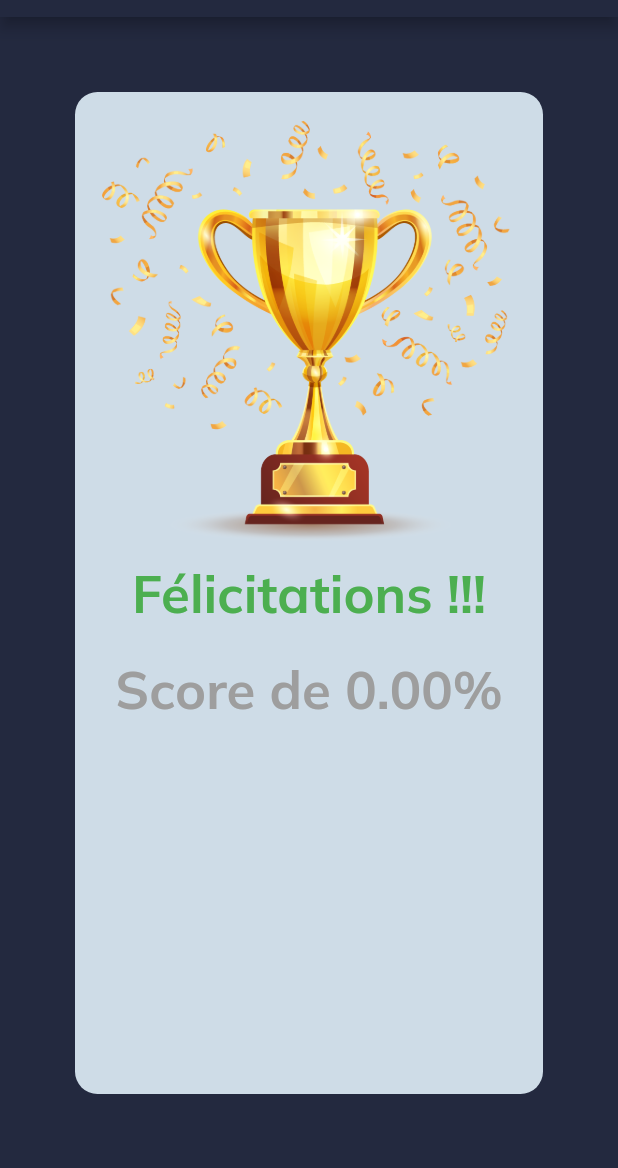
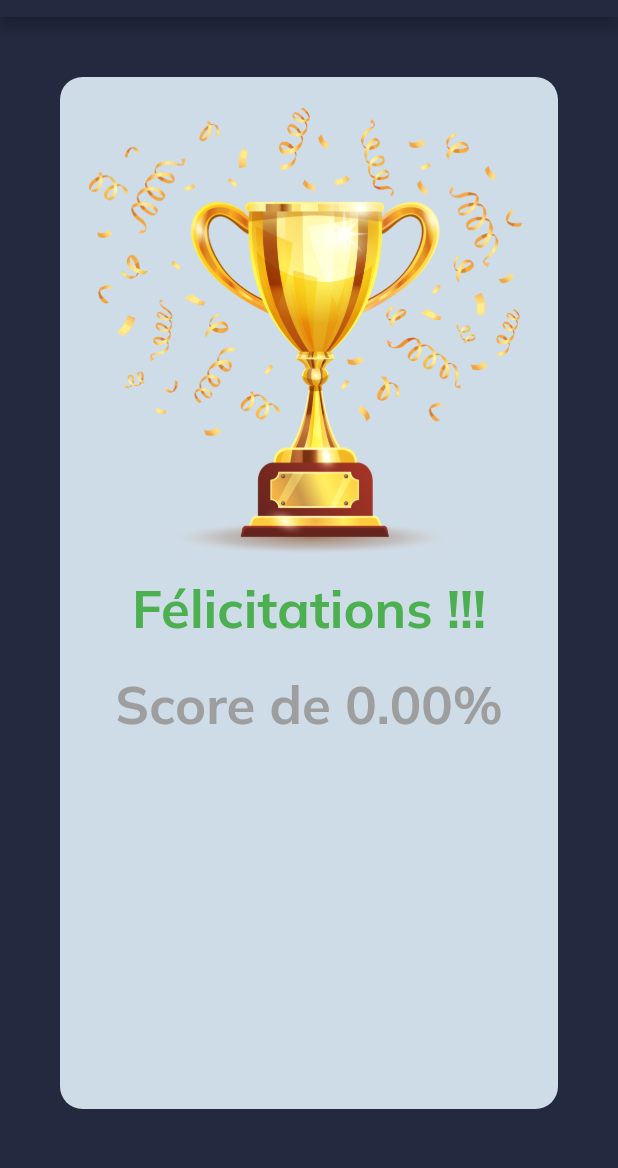
Before and after one commit to il-Yassine/IL-yassineQuestion, a Flutter app: the ScoreScreen screen opened directly with empty values, on a phone screen of 412 x 824 dp, the part 67-1235 px from its top. Run offline on Flutter 3.47's test engine with Material 2 defaults, Android fonts, the phone set to English and light mode, and no system bars.

Commit message:
date(commit sur 'master')

```diff
--- a/lib/screens/quest_screen.dart
+++ b/lib/screens/quest_screen.dart
@@ -147,8 +147,8 @@ class _QuestScreenState extends State<QuestScreen> {
         onTap: () {
           setState(() {
             if (indexQuestion >= 5) {
-              indexQuestion = 0;
-              if (color4 == selectedQuestionColor) {
+
+              if (color1 == selectedQuestionColor) {
                 ChoixReponse(indexQuestion, 0);
               }
               Color coul = get_score_color(Scor);
--- a/lib/screens/score_screen.dart
+++ b/lib/screens/score_screen.dart
@@ -21,7 +21,7 @@ class ScoreScreen extends StatelessWidget {
         title: const Text("Flutter Quiz"),
       ),
       body: Padding(
-        padding: EdgeInsets.all(50),
+        padding: EdgeInsets.all(40),
         child: Center(
           child: Container(
             decoration: BoxDecoration(
```
